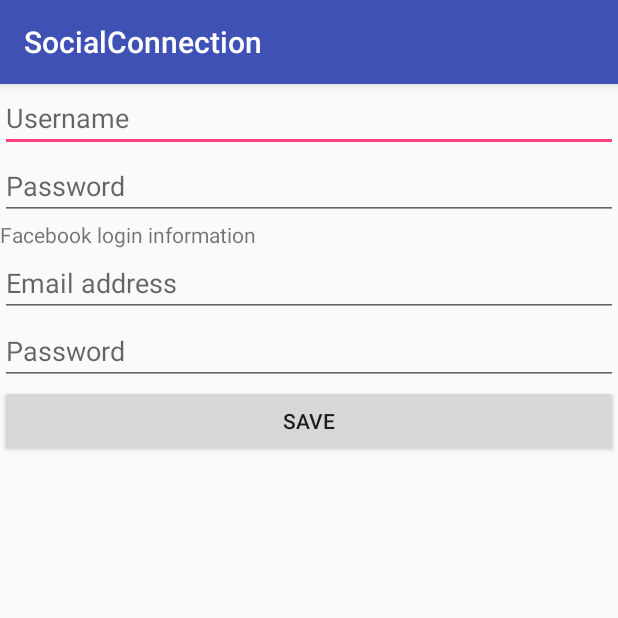
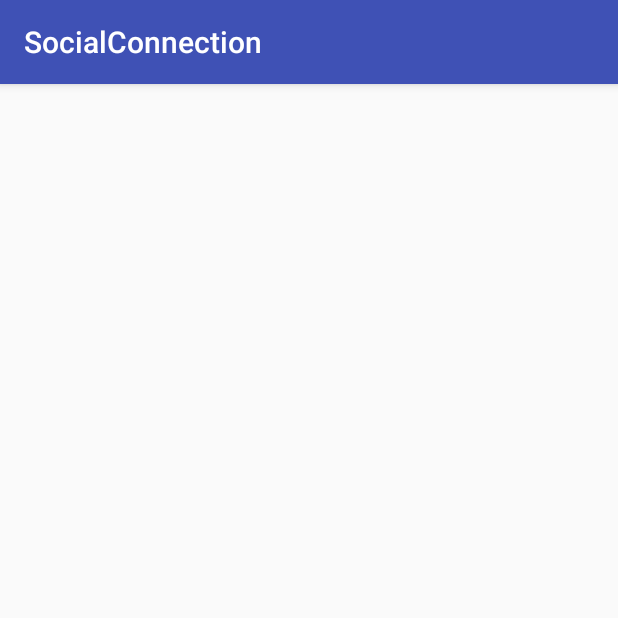
Before and after one commit to JonsQu/SocialConnection, an Android app: the SignInActivity screen opened directly, with no data from a screen before it, on a phone screen of 412 x 824 dp, the top half of it. Run offline under Robolectric (Android 15) with nearby library versions, the phone set to English and light mode, and no system bars.

Commit message:
Modify: added facebook stuff, cleaned activities to start point

```diff
--- a/app/build.gradle
+++ b/app/build.gradle
@@ -25,4 +25,5 @@ dependencies {
     testImplementation 'junit:junit:4.12'
     androidTestImplementation 'com.android.support.test:runner:1.0.1'
     androidTestImplementation 'com.android.support.test.espresso:espresso-core:3.0.1'
+    implementation 'com.facebook.android:facebook-android-sdk:[4,5)'
 }
--- a/app/src/main/AndroidManifest.xml
+++ b/app/src/main/AndroidManifest.xml
@@ -1,6 +1,7 @@
 <?xml version="1.0" encoding="utf-8"?>
 <manifest xmlns:android="http://schemas.android.com/apk/res/android"
     package="shadow.fi.socialconnection">
+    <uses-permission android:name="android.permission.INTERNET"/>
 
     <application
         android:allowBackup="true"
@@ -9,6 +10,10 @@
         android:roundIcon="@mipmap/ic_launcher_round"
         android:supportsRtl="true"
         android:theme="@style/AppTheme">
+        <activity android:name="com.facebook.FacebookActivity"
+            android:configChanges=
+                "keyboard|keyboardHidden|screenLayout|screenSize|orientation"
+            android:label="@string/app_name" />
         <activity android:name=".MainActivity">
             <intent-filter>
                 <action android:name="android.intent.action.MAIN" />
@@ -18,6 +23,7 @@
         </activity>
         <activity android:name=".BaseActivity"/>
         <activity android:name=".SignInActivity"/>
+        <meta-data android:name="com.facebook.sdk.ApplicationId" android:value="@string/facebook_app_id"/>
     </application>
 
 </manifest>
--- a/app/src/main/java/shadow/fi/socialconnection/SignInActivity.java
+++ b/app/src/main/java/shadow/fi/socialconnection/SignInActivity.java
@@ -10,7 +10,5 @@ public class SignInActivity extends BaseActivity{
         setContentView(R.layout.activity_signin);
     }
 
-    public void saveUserInfo(View view) {
 
-    }
 }
--- a/app/src/main/res/layout/activity_signin.xml
+++ b/app/src/main/res/layout/activity_signin.xml
@@ -2,38 +2,5 @@
 <LinearLayout xmlns:android="http://schemas.android.com/apk/res/android"
     android:orientation="vertical" android:layout_width="match_parent"
     android:layout_height="match_parent">
-    <EditText
-        android:id="@+id/username"
-        android:hint="Username"
-        android:inputType="text"
-        android:layout_width="match_parent"
-        android:layout_height="wrap_content" />
-    <EditText
-        android:id="@+id/password"
-        android:hint="Password"
-        android:inputType="textPassword"
-        android:layout_width="match_parent"
-        android:layout_height="wrap_content" />
-    <TextView
-        android:text="Facebook login information"
-        android:layout_width="match_parent"
-        android:layout_height="wrap_content" />
-    <EditText
-        android:id="@+id/faceEmail"
-        android:hint="Email address"
-        android:inputType="textEmailAddress"
-        android:layout_width="match_parent"
-        android:layout_height="wrap_content" />
-    <EditText
-        android:id="@+id/fPass"
-        android:hint="Password"
-        android:inputType="textPassword"
-        android:layout_width="match_parent"
-        android:layout_height="wrap_content" />
-    <Button
-        android:id="@+id/saveButton"
-        android:text="Save"
-        android:onClick="saveUserInfo"
-        android:layout_width="match_parent"
-        android:layout_height="wrap_content" />
+
 </LinearLayout>
--- a/app/src/main/res/values/strings.xml
+++ b/app/src/main/res/values/strings.xml
@@ -1,3 +1,6 @@
 <resources>
     <string name="app_name">SocialConnection</string>
+    <string name="facebook_app_id"></string>
+    <string name="fb_login_protocol_scheme"></string>
+
 </resources>
--- a/build.gradle
+++ b/build.gradle
@@ -5,6 +5,7 @@ buildscript {
     repositories {
         google()
         jcenter()
+        mavenCentral()
     }
     dependencies {
         classpath 'com.android.tools.build:gradle:3.1.1'
```
Also changed, not shown: app/src/main/java/shadow/fi/socialconnection/MainActivity.java (+0 -7 lines), app/src/main/res/layout/activity_main.xml (+1 -16 lines).
